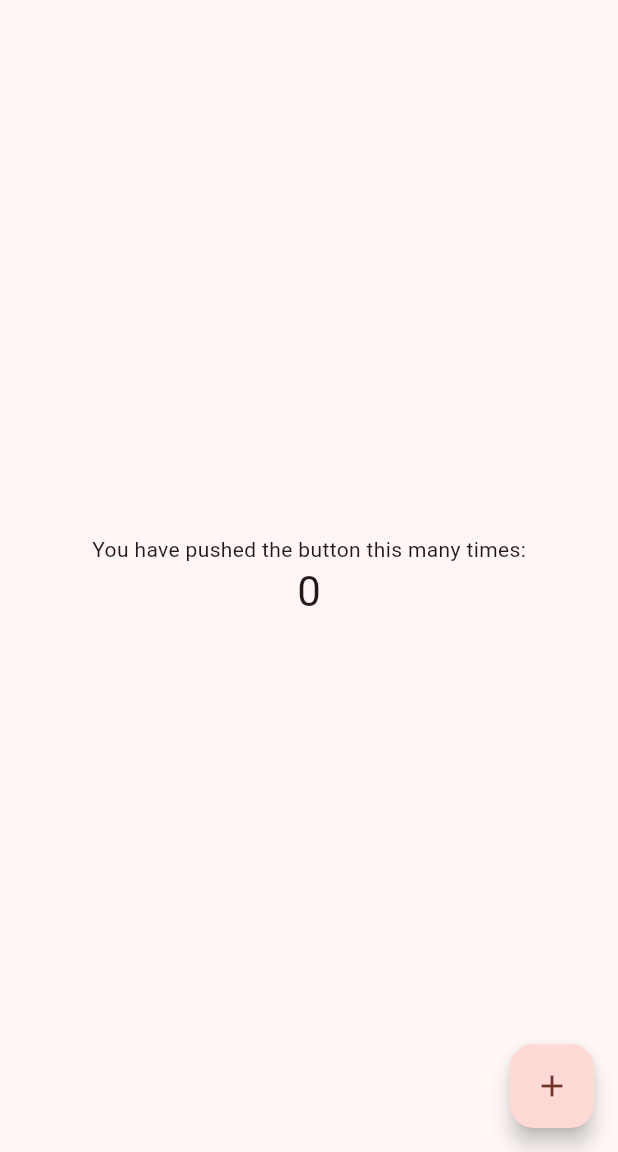
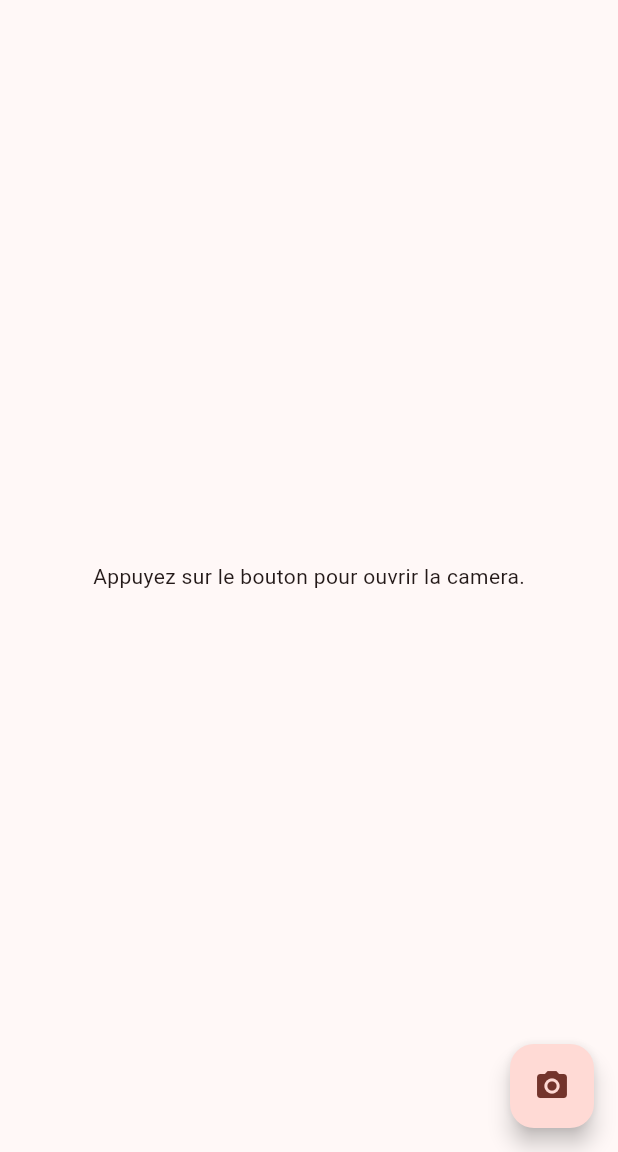
Before and after one commit to AgatheTheCode/AcabLocatorApp, a Flutter app: the screen it shows after launch, on a phone screen of 412 x 824 dp, the part 84-1236 px from its top. Run offline on Flutter 3.47's test engine with Material 3 defaults, Android fonts, the light colour scheme and no system bars; our stand-ins replace camera.

Commit message:
cameraV1

```diff
--- a/acab_locator/lib/main.dart
+++ b/acab_locator/lib/main.dart
@@ -1,127 +1,149 @@
+import 'dart:io';
+import 'package:camera/camera.dart';
 import 'package:flutter/material.dart';
-import 'package:flutter_map/flutter_map.dart';
 
-void main() {
-  runApp(const MyApp());
+void main() async {
+  WidgetsFlutterBinding.ensureInitialized();
+  final cameras = await availableCameras();
+
+  runApp(MyApp(cameras: cameras));
 }
 
 class MyApp extends StatelessWidget {
-  const MyApp({super.key});
+  final List<CameraDescription> cameras;
 
-  // This widget is the root of your application.
+  const MyApp({super.key, required this.cameras});
+
   @override
   Widget build(BuildContext context) {
     return MaterialApp(
       title: 'Flutter Demo',
       theme: ThemeData(
-        // This is the theme of your application.
-        //
-        // TRY THIS: Try running your application with "flutter run". You'll see
-        // the application has a purple toolbar. Then, without quitting the app,
-        // try changing the seedColor in the colorScheme below to Colors.green
-        // and then invoke "hot reload" (save your changes or press the "hot
-        // reload" button in a Flutter-supported IDE, or press "r" if you used
-        // the command line to start the app).
-        //
-        // Notice that the counter didn't reset back to zero; the application
-        // state is not lost during the reload. To reset the state, use hot
-        // restart instead.
-        //
-        // This works for code too, not just values: Most code changes can be
-        // tested with just a hot reload.
         colorScheme: ColorScheme.fromSeed(seedColor: Colors.red),
         useMaterial3: true,
       ),
-      home: const MyHomePage(title: 'ACAB Locator'),
+      home: MyHomePage(title: 'ACAB Locator', cameras: cameras),
     );
   }
 }
 
-class MyHomePage extends StatefulWidget {
-  const MyHomePage({super.key, required this.title});
+class MyHomePage extends StatelessWidget {
+  final String title;
+  final List<CameraDescription> cameras;
 
-  // This widget is the home page of your application. It is stateful, meaning
-  // that it has a State object (defined below) that contains fields that affect
-  // how it looks.
-
-  // This class is the configuration for the state. It holds the values (in this
-  // case the title) provided by the parent (in this case the App widget) and
-  // used by the build method of the State. Fields in a Widget subclass are
-  // always marked "final".
-
-  final String title;
-
+  const MyHomePage({super.key, required this.title, required this.cameras});
 
   @override
-  State<MyHomePage> createState() => _MyHomePageState();
+  Widget build(BuildContext context) {
+    return Scaffold(
+      appBar: AppBar(
+        backgroundColor: Theme.of(context).colorScheme.inversePrimary,
+        title: Text(title),
+      ),
+      body: const Center(
+        child: Text('Appuyez sur le bouton pour ouvrir la camera.'),
+      ),
+      floatingActionButton: FloatingActionButton(
+        onPressed: () {
+          if (cameras.isNotEmpty) {
+            Navigator.of(context).push(
+              MaterialPageRoute(
+                builder: (context) => CameraPage(camera: cameras.first),
+              ),
+            );
+          } else {
+            ScaffoldMessenger.of(context).showSnackBar(
+              const SnackBar(content: Text('Aucune caméra disponible.')),
+            );
+          }
+        },
+        tooltip: 'Ouvrir la camera',
+        child: const Icon(Icons.camera_alt),
+      ),
+    );
+  }
 }
 
-class _MyHomePageState extends State<MyHomePage> {
-  int _counter = 0;
+class CameraPage extends StatefulWidget {
+  final CameraDescription camera;
 
-  void _incrementCounter() {
-    setState(() {
-      // This call to setState tells the Flutter framework that something has
-      // changed in this State, which causes it to rerun the build method below
-      // so that the display can reflect the updated values. If we changed
-      // _counter without calling setState(), then the build method would not be
-      // called again, and so nothing would appear to happen.
-      _counter++;
-    });
+  const CameraPage({super.key, required this.camera});
+
+  @override
+  CameraPageState createState() => CameraPageState();
+}
+
+class CameraPageState extends State<CameraPage> {
+  late CameraController _controller;
+  Future<void>? _initializeControllerFuture;
+
+  @override
+  void initState() {
+    super.initState();
+    _controller = CameraController(
+      widget.camera,
+      ResolutionPreset.high,
+    );
+
+    _initializeControllerFuture = _controller.initialize();
+  }
+
+  @override
+  void dispose() {
+    _controller.dispose();
+    super.dispose();
+  }
+
+  void _takePicture() async {
+    try {
+      await _initializeControllerFuture;
+      final image = await _controller.takePicture();
+
+      if (!mounted) return;
+
+      await Navigator.of(context).push(
+        MaterialPageRoute(
+          builder: (context) => DisplayPictureScreen(imagePath: image.path),
+        ),
+      );
+    } catch (e) {
+      print(e);
+    }
   }
 
   @override
   Widget build(BuildContext context) {
-    // This method is rerun every time setState is called, for instance as done
-    // by the _incrementCounter method above.
-    //
-    // The Flutter framework has been optimized to make rerunning build methods
-    // fast, so that you can just rebuild anything that needs updating rather
-    // than having to individually change instances of widgets.
     return Scaffold(
-      appBar: AppBar(
-        // TRY THIS: Try changing the color here to a specific color (to
-        // Colors.amber, perhaps?) and trigger a hot reload to see the AppBar
-        // change color while the other colors stay the same.
-        backgroundColor: Theme.of(context).colorScheme.inversePrimary,
-        // Here we take the value from the MyHomePage object that was created by
-        // the App.build method, and use it to set our appbar title.
-        title: Text(widget.title),
-      ),
-      body: Center(
-        // Center is a layout widget. It takes a single child and positions it
-        // in the middle of the parent.
-        child: Column(
-          // Column is also a layout widget. It takes a list of children and
-          // arranges them vertically. By default, it sizes itself to fit its
-          // children horizontally, and tries to be as tall as its parent.
-          //
-          // Column has various properties to control how it sizes itself and
-          // how it positions its children. Here we use mainAxisAlignment to
-          // center the children vertically; the main axis here is the vertical
-          // axis because Columns are vertical (the cross axis would be
-          // horizontal).
-          //
-          // TRY THIS: Invoke "debug painting" (choose the "Toggle Debug Paint"
-          // action in the IDE, or press "p" in the console), to see the
-          // wireframe for each widget.
-          mainAxisAlignment: MainAxisAlignment.center,
-          children: <Widget>[
-            const Text(
-              'You have pushed the button this many times:',
-            ),
-            Text(
-              '$_counter',
-              style: Theme.of(context).textTheme.headlineMedium,
-            ),
-          ],
-        ),
+      appBar: AppBar(title: const Text('Camera')),
+      body: FutureBuilder<void>(
+        future: _initializeControllerFuture,
+        builder: (context, snapshot) {
+          if (snapshot.connectionState == ConnectionState.done) {
+            return CameraPreview(_controller);
+          } else {
+            return const Center(child: CircularProgressIndicator());
+          }
+        },
       ),
       floatingActionButton: FloatingActionButton(
-        onPressed: _incrementCounter,
-        tooltip: 'Increment',
-        child: const Icon(Icons.add),
-      ), // This trailing comma makes auto-formatting nicer for build methods.
+        onPressed: _takePicture,
+        tooltip: 'Prendre une photo',
+        child: const Icon(Icons.camera),
+      ),
     );
   }
 }
+
+class DisplayPictureScreen extends StatelessWidget {
+  final String imagePath;
+
+  const DisplayPictureScreen({super.key, required this.imagePath});
+
+  @override
+  Widget build(BuildContext context) {
+    return Scaffold(
+      appBar: AppBar(title: const Text('Afficher la photo')),
+      body: Image.file(File(imagePath)),
+    );
+  }
+}
```
